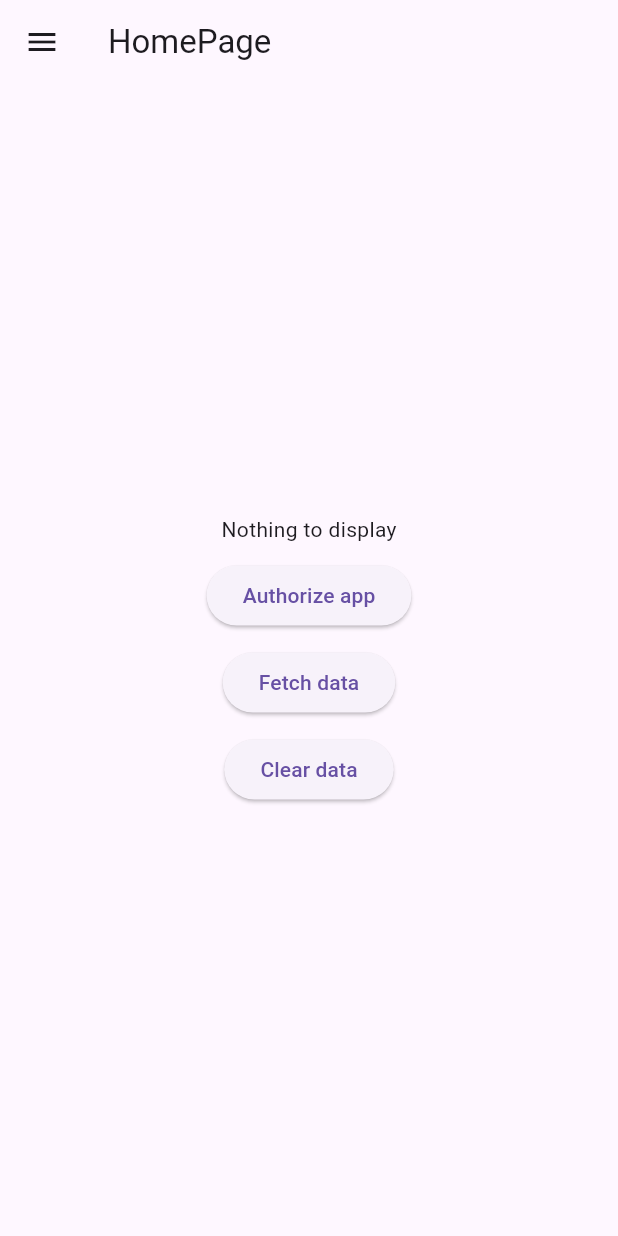
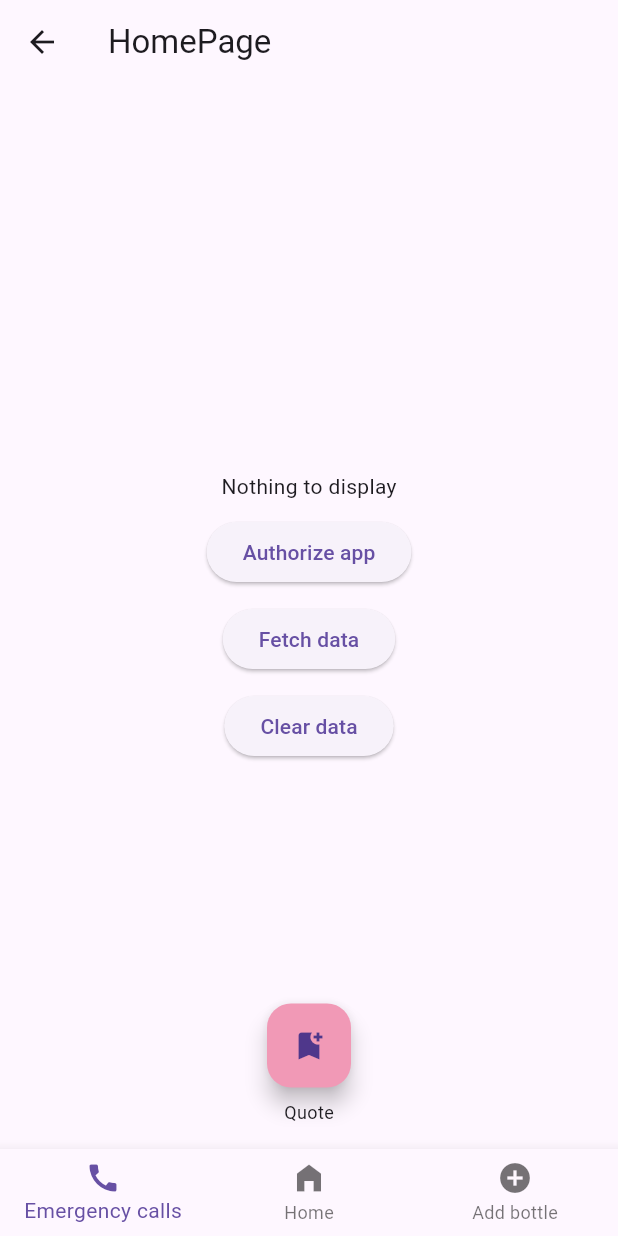
Before and after one commit to mariausy/health_app, a Flutter app: the HomePage screen opened directly, on a phone screen of 412 x 824 dp. Run offline on Flutter 3.47's test engine with Material 3 defaults, Android fonts, the phone set to English and light mode, and no system bars; our stand-ins replace jwt_decoder, shared_preferences, syncfusion_flutter_charts; accounts and stored records are empty.

Commit message:
quote button

```diff
--- a/project_code/lib/screens/homepage.dart
+++ b/project_code/lib/screens/homepage.dart
@@ -1,13 +1,52 @@
 import 'package:flutter/material.dart';
 import 'package:provider/provider.dart';
+import 'dart:math';
 import 'package:moder8/providers/data_provider.dart';
 import 'package:moder8/services/impact.dart';
 import 'package:moder8/widgets/line_plot.dart';
-import 'package:shared_preferences/shared_preferences.dart';
-import 'package:moder8/screens/loginpage.dart';
 
 class HomePage extends StatelessWidget {
   HomePage({Key? key}) : super(key: key);
+
+  // A list of quotes
+  final List<String> quotes = [
+    "The best way to predict the future is to create it.",
+    "You only live once, but if you do it right, once is enough.",
+    "To live is the rarest thing in the world. Most people exist, that is all.",
+    "Think like a proton, always positiv",
+    "Life is like riding a bicycle. To keep your balance you must keep moving. - Elbert Einstein"
+  ];
+
+  // Creating a function to show the dialog
+  void _showQuoteDialog(BuildContext context) {
+    final random = Random();
+    final quote = quotes[random.nextInt(quotes.length)];
+
+    showDialog(
+      context: context,
+      builder: (BuildContext context) {
+        return AlertDialog(
+          content: Card(
+            child: Padding(
+              padding: const EdgeInsets.all(16.0),
+              child: Text(
+                quote,
+                style: TextStyle(fontSize: 18),
+              ),
+            ),
+          ),
+          actions: [
+            TextButton(
+              onPressed: () {
+                Navigator.of(context).pop();
+              },
+              child: Text('Close'),
+            ),
+          ],
+        );
+      },
+    );
+  }
 
   @override
   Widget build(BuildContext context) {
@@ -20,12 +59,11 @@ class HomePage extends StatelessWidget {
           mainAxisAlignment: MainAxisAlignment.center,
           children: [
             Consumer<DataProvider>(builder: (context, data, child) {
-              if (data.heartData.length == 0) {
+              if (data.stepData.isEmpty) {
                 return Text('Nothing to display');
-              }//if
-              else {
-                return HeartDataPlot(heartData: data.heartData);
-              }//else
+              } else {
+                return StepDataPlot(stepData: data.stepData);
+              }
             }),
             SizedBox(
               height: 10,
@@ -39,7 +77,7 @@ class HomePage extends StatelessWidget {
                   ..removeCurrentSnackBar()
                   ..showSnackBar(SnackBar(content: Text(message)));
               },
-                child: Text('Authorize app')
+              child: Text('Authorize app'),
             ),
             SizedBox(
               height: 10,
@@ -47,9 +85,9 @@ class HomePage extends StatelessWidget {
             ElevatedButton(
               onPressed: () {
                 Provider.of<DataProvider>(context, listen: false)
-                      .fetchHeartData('2023-05-13');
+                    .fetchStepData('2023-05-13');
               },
-                child: Text('Fetch data')
+              child: Text('Fetch data'),
             ),
             SizedBox(
               height: 10,
@@ -58,36 +96,45 @@ class HomePage extends StatelessWidget {
               onPressed: () {
                 Provider.of<DataProvider>(context, listen: false).clearData();
               },
-                child: Text('Clear data')
+              child: Text('Clear data'),
             ),
           ],
         ),
       ),
-      drawer: Drawer(
-        child: ListView(
-          padding: EdgeInsets.zero,
+      floatingActionButtonLocation: FloatingActionButtonLocation.centerFloat,
+      floatingActionButton: Column(
+        mainAxisAlignment: MainAxisAlignment.end,
         children: [
-            DrawerHeader(
-              child: Text('Menu'),
+          Tooltip(
+            message: 'Quote app',
+            child: FloatingActionButton(
+              backgroundColor: const Color.fromARGB(255, 241, 153, 182),
+              child: Icon(Icons.bookmark_add),
+              onPressed: () {
+                _showQuoteDialog(context);
+              },
             ),
-            ListTile(
-              leading: Icon(Icons.logout),
-              title: Text('Logout'),
-              onTap: () => _toLoginPage(context),
+          ),
+          SizedBox(height: 8),
+          Text('Quote', style: TextStyle(fontSize: 12)),
+        ],
+      ),
+      bottomNavigationBar: BottomNavigationBar(
+        items: [
+          BottomNavigationBarItem(
+            icon: Icon(Icons.call),
+            label: 'Emergency calls',
+          ),
+          BottomNavigationBarItem(
+            icon: Icon(Icons.home_filled),
+            label: 'Home',
+          ),
+          BottomNavigationBarItem(
+            icon: Icon(Icons.add_circle),
+            label: 'Add bottle',
           ),
         ],
-        ),)
+      ),
     );
-  } //build
-} //HomePage
-
-void _toLoginPage(BuildContext context) async{
-    //Get the instance and remove isUserLogged flag from shared preferences
-    final sharedPreferences = await SharedPreferences.getInstance();
-    await sharedPreferences.remove('isUserLogged');
-
-    //Pop the drawer first
-    Navigator.pop(context);
-    //Then pop the HomePage
-    Navigator.of(context).pushReplacement(MaterialPageRoute(builder: (context) => LoginPage()));
-  }//_toCalendarPage
+  }
+}
```
Lines whose indentation alone changed are shown as unchanged.
